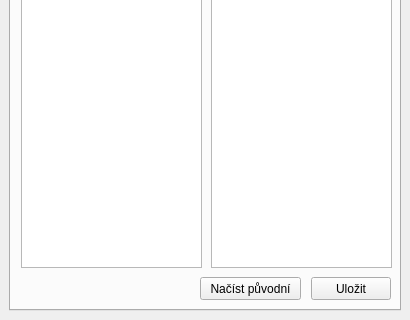
Before: the Qt Designer form form/main-window.ui in kmzbrnoI/rcs-lib-XpressNET-qt, drawn with Qt 5; both pictures show x 0 to 410 and y 158 to 478 of the 410 by 478 pixel window.
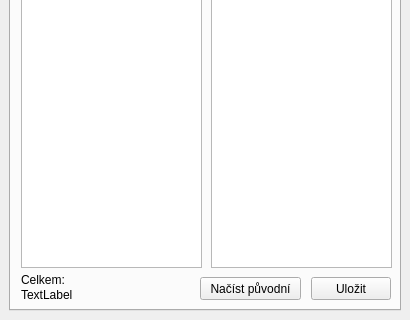
After: the same form once the commit is applied. The open tabs and pages were chosen to show the change.

Commit message: Show n.o. active IO ports.

What changed in the file:
```diff
--- a/form/main-window.ui
+++ b/form/main-window.ui
@@ -237,6 +237,32 @@
          <string>Načíst původní</string>
         </property>
        </widget>
+       <widget class="QLabel" name="label_6">
+        <property name="geometry">
+         <rect>
+          <x>10</x>
+          <y>396</y>
+          <width>47</width>
+          <height>13</height>
+         </rect>
+        </property>
+        <property name="text">
+         <string>Celkem:</string>
+        </property>
+       </widget>
+       <widget class="QLabel" name="l_io_count">
+        <property name="geometry">
+         <rect>
+          <x>10</x>
+          <y>410</y>
+          <width>171</width>
+          <height>16</height>
+         </rect>
+        </property>
+        <property name="text">
+         <string>TextLabel</string>
+        </property>
+       </widget>
       </widget>
       <widget class="QWidget" name="t_signals">
        <attribute name="title">
```
Left out of the diff: 2 changed lines with no effect on the pictures. The commit also changes 2 other files.
